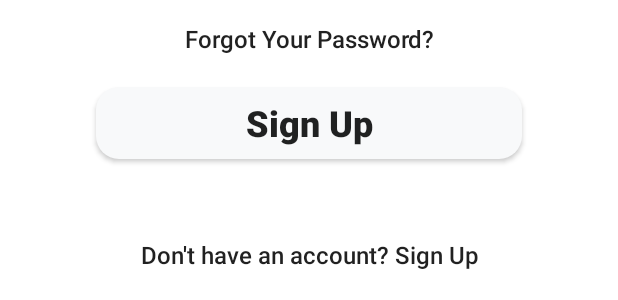
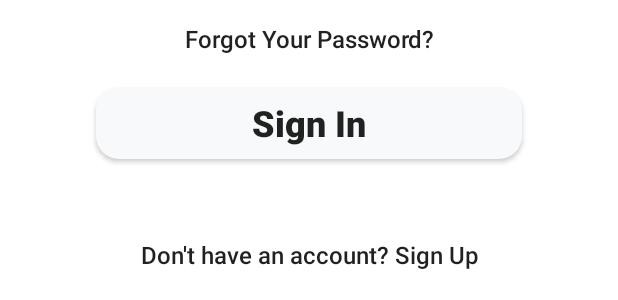
Before and after one commit to bpan2/SBRMS-2, an Android app: the layout log_in_page.xml on its own in the app's theme, with its tools: preview values and no code run, on a phone screen of 412 x 824 dp. Shown: the part 772-1072 px from the top of the screen. Run offline under Robolectric (Android 15) with nearby library versions, the phone set to English and light mode, and no system bars.

Commit message:
made some changes

```diff
--- a/app/src/main/res/layout/log_in_page.xml
+++ b/app/src/main/res/layout/log_in_page.xml
@@ -131,7 +131,7 @@
         android:layout_marginTop="8dp"
         android:layout_marginEnd="64dp"
         android:background="@drawable/background_dashboard_items"
-        android:text="Sign Up"
+        android:text="Sign In"
         android:textSize="24sp"
         android:textStyle="bold"
         android:textAllCaps="false"
@@ -141,7 +141,7 @@
         app:layout_constraintTop_toBottomOf="@+id/forgotYourPasswordButton" />
 
     <androidx.appcompat.widget.AppCompatButton
-        android:id="@+id/logInRegisterButton"
+        android:id="@+id/logInPageRegisterButton"
         android:layout_width="wrap_content"
         android:layout_height="wrap_content"
         android:layout_marginTop="40dp"
```
